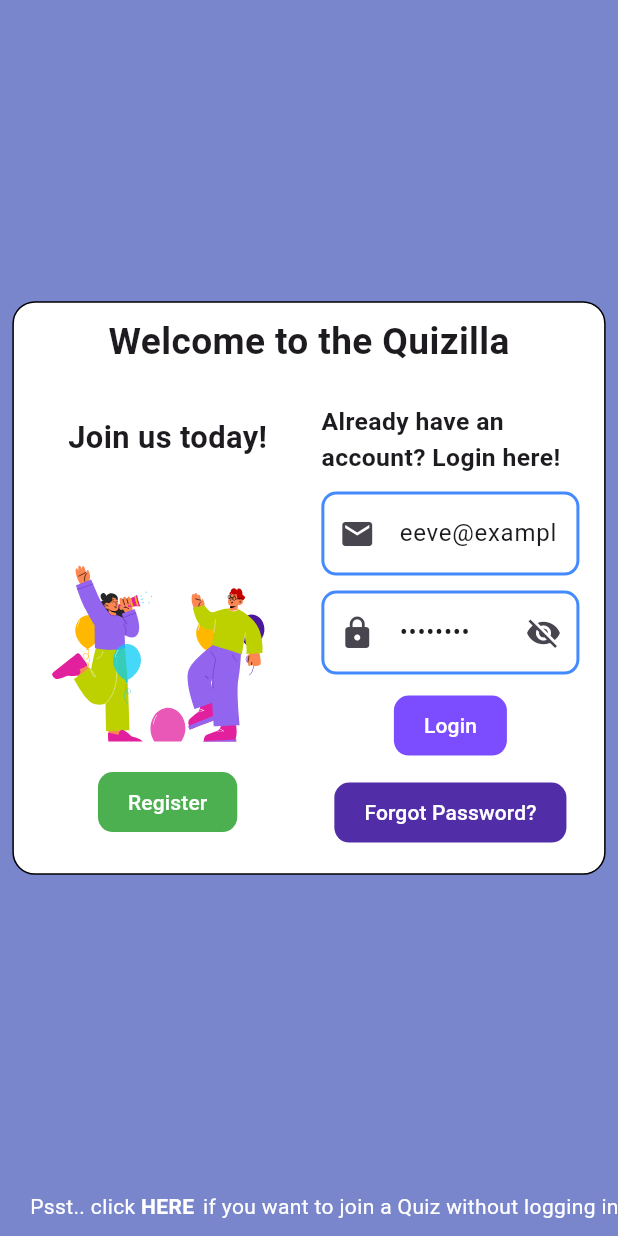
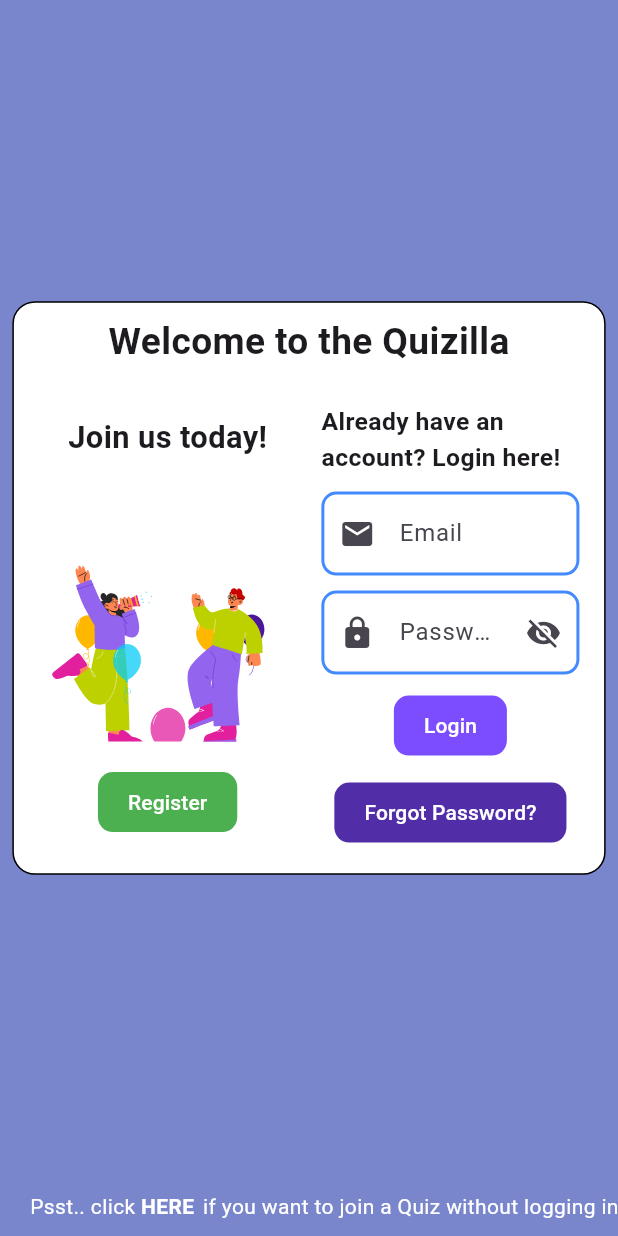
Before and after one commit to tins9t/Quiz-App, a Flutter app: the screen it shows after launch, on a phone screen of 412 x 824 dp. Run offline on Flutter 3.47's test engine with Material 3 defaults, Android fonts, the phone set to English and light mode, and no system bars; our stand-ins replace flutter_bloc, flutter_secure_storage, freezed_annotation, lottie.

Commit message:
cleaned up frontend

```diff
--- a/frontend/lib/screens/login_screen.dart
+++ b/frontend/lib/screens/login_screen.dart
@@ -16,8 +16,8 @@ class LoginScreen extends StatefulWidget {
 
 class _LoginScreenState extends State<LoginScreen> {
   bool _isHidden = true;
-  final _emailController = TextEditingController(text: 'eeve@example.com');
-  final _passwordController = TextEditingController(text: 'eeve123!');
+  final _emailController = TextEditingController();
+  final _passwordController = TextEditingController();
 
   void _toggleVisibility() {
     setState(() {
```
